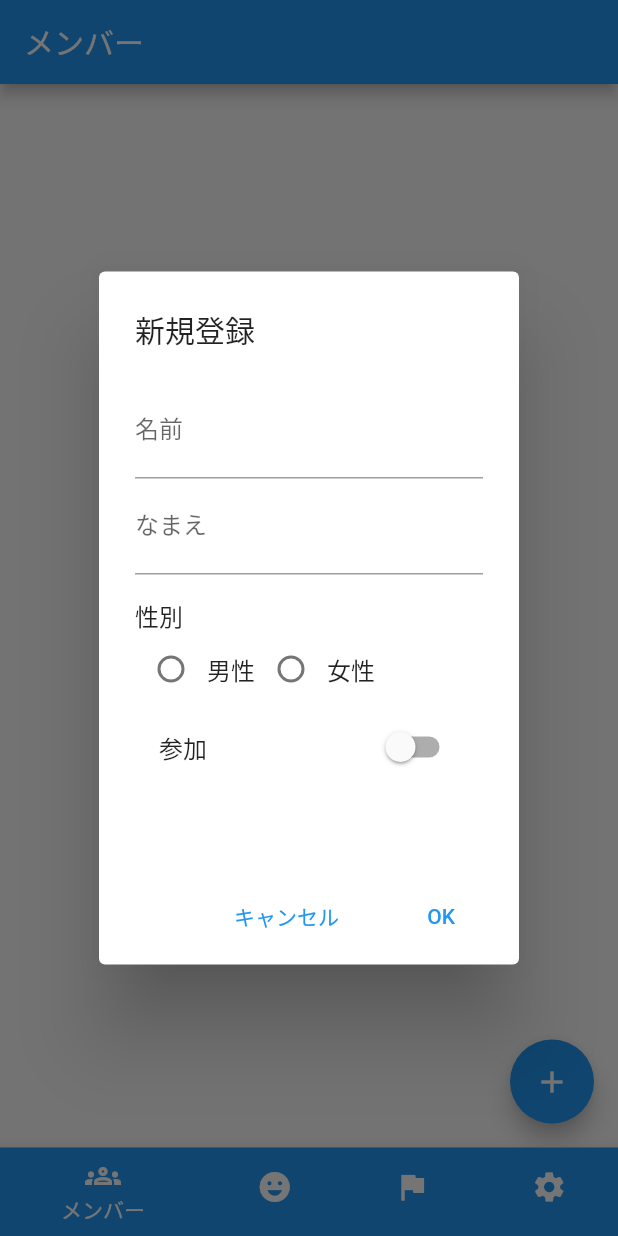
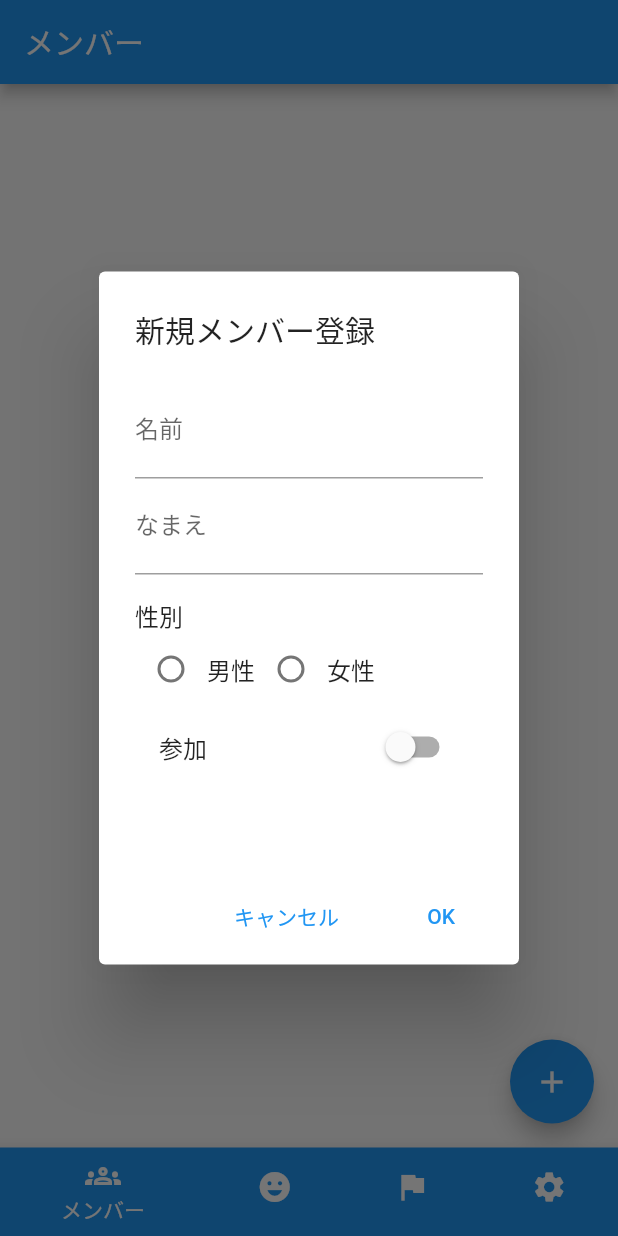
Before and after one commit to Romu1273x/DoublesRecombinedApp, a Flutter app: the screen it shows after launch, after a tap on the "add" icon, on a phone screen of 412 x 824 dp. Run offline on Flutter 3.47's test engine with Material 2 defaults, Android fonts, the phone set to English and light mode, and no system bars; our stand-ins replace sqflite; accounts and stored records are empty.

Commit message:
ユーザー登録と編集フォームの関数を統一

```diff
--- a/doubles_recombined_app/lib/view/user_list_view.dart
+++ b/doubles_recombined_app/lib/view/user_list_view.dart
@@ -49,7 +49,7 @@ class UserListView extends StatelessWidget {
               leading: Icon(Icons.person, size:40, color: Colors.pink),
               onTap: () {
                 // ユーザー編集ダイアログを表示
-                EditDialog(context, userModel.users[index]);
+                InputUserDialog(context, userModel.users[index]);
               },
             ),
           );
@@ -59,56 +59,60 @@ class UserListView extends StatelessWidget {
         child: const Icon(Icons.add),
         onPressed: () {
           // ユーザー追加ダイアログを表示
-          InputDialog(context);
+          InputUserDialog(context, null);
         }
       ),
     );
   }
 
-  Future<void> EditDialog(BuildContext context, User user) async {
-    UserViewModel userModel = Provider.of<UserViewModel>(context, listen: false);
-    String _gValue = '未選択';
-    if (user.sex == 1) {
-      _gValue = '男性';
-    } else {
-      _gValue = '女性';
+  // ユーザー情報入力ダイアログ（ユーザー追加、ユーザー編集）
+  Future<void> InputUserDialog(BuildContext context, User? user) async {
+    final UserViewModel userModel = Provider.of<UserViewModel>(context, listen: false);
+
+    // ユーザー追加の場合の初期値を設定
+    String _inputStatus = 'ADD'; // 入力フォームの設定
+    String _title = '新規メンバー登録'; // タイトル
+    userModel.user = User();
+
+    // ユーザー編集の場合の初期値を設定
+    if (user != null) {
+      _inputStatus = 'EDT';
+      _title = 'メンバー情報変更';
+      userModel.user = user;
     }
-    bool _participantFlg = false;
-    if (user.participant == 0) {
-      _participantFlg = true;
-    }
+    userModel.initUser(); // ラジオボタンとトグルの設定
 
+    // ダイアログの表示
     return showDialog(
       context: context,
       builder: (context) {
         return Consumer<UserViewModel>(
           builder: (context, userModel, _) {
             return AlertDialog(
-              title: Text('メンバー情報変更'),
+              title: Text(_title),
+              // 入力フォーム
               content: Container(
                 height: 300,
                 child: Column(
                   children: [
                     TextFormField(
-                      initialValue: user.name,
+                      initialValue: userModel.user.name,
                       decoration: InputDecoration(
                         labelText: '名前',
                         hintText: '(例)山田太郎',
                       ),
                       onChanged: (value){
-                        user.name = value;
-                        userModel.onNameChange(value);
+                        userModel.user.name = value;
                       },
                     ),
                     TextFormField(
-                      initialValue: user.name_kana,
+                      initialValue: userModel.user.name_kana,
                       decoration: InputDecoration(
                         labelText: 'なまえ',
                         hintText: '(例)やまだたろう',
                       ),
                       onChanged: (value){
-                        user.name_kana = value;
-                        userModel.onNameKanaChange(value);
+                        userModel.user.name_kana = value;
                       },
                     ),
                     // 性別はラジオボタン
@@ -123,22 +127,20 @@ class UserListView extends StatelessWidget {
                               Radio(
                                 activeColor: Colors.blueAccent,
                                 value: '男性',
-                                groupValue: _gValue,
+                                groupValue: userModel.sexValue,
                                 onChanged: (value){
-                                  _gValue = '男性';
-                                  user.sex = 1;
-                                  userModel.onSexChange(1);
+                                  userModel.sexValue = '男性';
+                                  userModel.user.sex = 1;
                                 },
                               ),
                               Text('男性'),
                               Radio(
                                 activeColor: Colors.blueAccent,
                                 value: '女性',
-                                groupValue: _gValue,
+                                groupValue: userModel.sexValue,
                                 onChanged: (value){
-                                  _gValue = '女性';
-                                  user.sex = 2;
-                                  userModel.onSexChange(2);
+                                  userModel.sexValue = '女性';
+                                  userModel.user.sex = 2;
                                 },
                               ),
                               Text('女性'),
@@ -150,16 +152,14 @@ class UserListView extends StatelessWidget {
                     // 参加はトグル
                     SwitchListTile(
                       title: Text('参加'),
-                      value: _participantFlg,
+                      value: userModel.participantFlag,
                       onChanged: (value){
                         if (value) {
-                          _participantFlg = true;
-                          user.participant = 0;
-                          userModel.onParticipantChange(0);
+                          userModel.participantFlag = true;
+                          userModel.user.participant = 0;
                         } else {
-                          _participantFlg = false;
-                          user.participant = 1;
-                          userModel.onParticipantChange(1);
+                          userModel.participantFlag = false;
+                          userModel.user.participant = 1;
                         }
                       },
                     ),
@@ -180,8 +180,13 @@ class UserListView extends StatelessWidget {
                   textColor: Colors.blue,
                   child: Text('OK'),
                   onPressed: () {
-                    // ユーザーをリストを編集
-                    userModel.edit(user);
+                    if (_inputStatus == 'ADD') {
+                      // ユーザーをリストを追加
+                      userModel.addUserList();
+                    } else {
+                      // ユーザーをリストを編集
+                      userModel.editUserList();
+                    }
                     Navigator.pop(context);
                   },
                 ),
@@ -193,115 +198,4 @@ class UserListView extends StatelessWidget {
     );
   }
 
-  Future<void> InputDialog(BuildContext context) async { // 非同期処理
-    UserViewModel userModel = Provider.of<UserViewModel>(context, listen: false);
-    String _gValue = '未選択';
-    bool _participantFlg = false;
-
-    return showDialog(
-      context: context,
-      builder: (context) {
-        return Consumer<UserViewModel>(
-          builder: (context, userModel, _) {
-            return AlertDialog(
-              title: Text('新規登録'),
-              content: Container(
-                height: 300,
-                child: Column(
-                  children: [
-                    TextField(
-                      decoration: InputDecoration(
-                        labelText: '名前',
-                        hintText: '(例)山田太郎',
-                      ),
-                      onChanged: (value){
-                        userModel.onNameChange(value);
-                      },
-                    ),
-                    TextField(
-                      decoration: InputDecoration(
-                        labelText: 'なまえ',
-                        hintText: '(例)やまだたろう',
-                      ),
-                      onChanged: (value){
-                        userModel.onNameKanaChange(value);
-                      },
-                    ),
-                    // 性別はラジオボタン
-                    Container(
-                      padding: EdgeInsets.only(top: 15),
-                      child: Column(
-                        crossAxisAlignment: CrossAxisAlignment.start,
-                        children: [
-                          Text('性別'),
-                          Row(
-                            children: <Widget>[
-                              Radio(
-                                activeColor: Colors.blueAccent,
-                                value: '男性',
-                                groupValue: _gValue,
-                                onChanged: (value){
-                                  _gValue = '男性';
-                                  userModel.onSexChange(1);
-                                },
-                              ),
-                              Text('男性'),
-                              Radio(
-                                activeColor: Colors.blueAccent,
-                                value: '女性',
-                                groupValue: _gValue,
-                                onChanged: (value){
-                                  _gValue = '女性';
-                                  userModel.onSexChange(2);
-                                },
-                              ),
-                              Text('女性'),
-                            ],
-                          ),
-                        ],
-                      ),
-                    ),
-                    // 参加はトグル
-                    SwitchListTile(
-                      title: Text('参加'),
-                      value: _participantFlg,
-                      onChanged: (value){
-                        if (value) {
-                          _participantFlg = true;
-                          userModel.onParticipantChange(0);
-                        } else {
-                          _participantFlg = false;
-                          userModel.onParticipantChange(1);
-                        }
-                      },
-                    ),
-                  ],
-                ),
-              ),
-              actions: <Widget>[
-                FlatButton(
-                  color: Colors.white,
-                  textColor: Colors.blue,
-                  child: Text('キャンセル'),
-                  onPressed: () {
-                    Navigator.pop(context);
-                  },
-                ),
-                FlatButton(
-                  color: Colors.white,
-                  textColor: Colors.blue,
-                  child: Text('OK'),
-                  onPressed: () {
-                    // ユーザーをリストに追加
-                    userModel.addUserList();
-                    Navigator.pop(context);
-                  },
-                ),
-              ],
-            );
-          }
-        );
-      }
-    );
-  }
 }
--- a/doubles_recombined_app/lib/view_model/user_view_model.dart
+++ b/doubles_recombined_app/lib/view_model/user_view_model.dart
@@ -3,17 +3,38 @@ import 'package:doubles_recombined_app/model/user_model.dart';
 
 class UserViewModel extends ChangeNotifier {
   late List<User> _users = [];
-  late String _name;
-  late String _name_kana;
-  late int _sex;
-  late int _participant;
+  late User _user;
+  String _sexValue = '未選択';
+  bool _participantFlag = false;
 
+  // constructor
   UserViewModel() {
     _init();
   }
 
+  // getter
   List<User> get users => _users;
+  User get user => _user;
+  String get sexValue => _sexValue;
+  bool get participantFlag => _participantFlag;
 
+  // setter
+  set user(User inputUser) {
+    _user = inputUser;
+    notifyListeners();
+  }
+
+  set sexValue(String inputSexValue) {
+    _sexValue = inputSexValue;
+    notifyListeners();
+  }
+
+  set participantFlag(bool inputParticipantFlag) {
+    _participantFlag = inputParticipantFlag;
+    notifyListeners();
+  }
+
+  // 初期化処理
   void _init() async {
     _users = await User.getUsers();
     notifyListeners();
@@ -46,39 +67,36 @@ class UserViewModel extends ChangeNotifier {
     notifyListeners();
   }
 
-  // 名前を変更
-  void onNameChange(String name) {
-    _name = name;
-    notifyListeners();
+  // ユーザー情報入力ダイアログの初期値の設定
+  void initUser() {
+    // 新規ユーザー登録の場合
+    _sexValue = '未選択';
+    _participantFlag = false;
+
+    // ユーザー編集の場合
+    if (_user.name != null) {
+      if (_user.sex == 1) {
+        _sexValue = '男性';
+      } else {
+        _sexValue = '女性';
+      }
+
+      if (_user.participant == 0) {
+        _participantFlag = true;
+      } else {
+        _participantFlag = false;
+      }
+    }
   }
 
-  // 名前(かな)を変更
-  void onNameKanaChange(String name_kana) {
-    _name_kana = name_kana;
-    notifyListeners();
-  }
-
-  // 性別を変更
-  void onSexChange(int sex) {
-    _sex = sex;
-    notifyListeners();
-  }
-
-  // 参加を変更
-  void onParticipantChange(int participant) {
-    _participant = participant;
-    notifyListeners();
-  }
-
-  // ユーザーリストを追加
+  // ユーザーリストの追加
   void addUserList() async {
-    User _user = User(
-      name: _name,
-      name_kana:  _name_kana,
-      sex: _sex,
-      participant: _participant
-    );
     add(_user);
   }
 
+  // ユーザーリストの編集
+  void editUserList() async {
+    edit(_user);
+  }
+
 }
```
